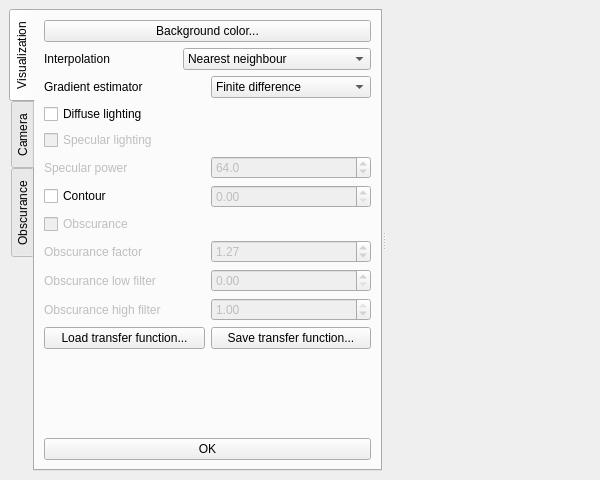
Old version of the form starviewer/src/extensions/playground/experimental3d/qexperimental3dextensionbase.ui in the repository starviewer-medical/starviewer.
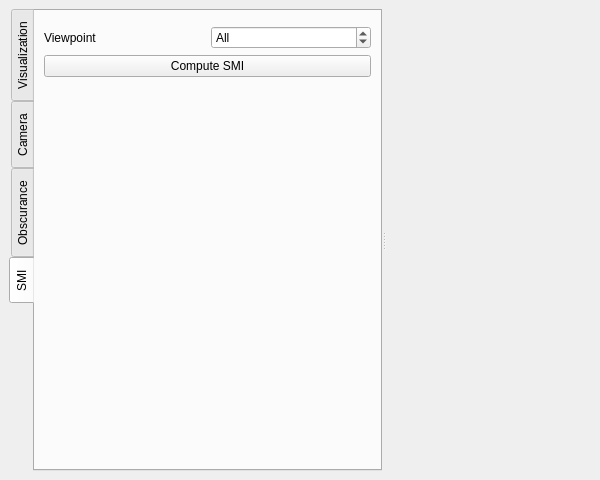
New version of the form. The open tabs and pages were chosen to show the change. Custom widgets are drawn as their Qt base class.

Diff of the .ui file:
```diff
--- a/starviewer/src/extensions/playground/experimental3d/qexperimental3dextensionbase.ui
+++ b/starviewer/src/extensions/playground/experimental3d/qexperimental3dextensionbase.ui
@@ -26,9 +26,7 @@
      </property>
      <widget class="QTabWidget" name="m_controlsTabWidget" >
       <property name="sizePolicy" >
-       <sizepolicy>
-        <hsizetype>3</hsizetype>
-        <vsizetype>7</vsizetype>
+       <sizepolicy vsizetype="Expanding" hsizetype="MinimumExpanding" >
         <horstretch>0</horstretch>
         <verstretch>0</verstretch>
        </sizepolicy>
@@ -879,6 +877,72 @@
         </item>
        </layout>
       </widget>
+      <widget class="QWidget" name="m_smiTab" >
+       <attribute name="title" >
+        <string>SMI</string>
+       </attribute>
+       <layout class="QVBoxLayout" name="verticalLayout" >
+        <item>
+         <widget class="udg::QViewpointDistributionWidget" native="1" name="m_smiViewpointDistributionWidget" />
+        </item>
+        <item>
+         <layout class="QHBoxLayout" name="_2" >
+          <property name="spacing" >
+           <number>6</number>
+          </property>
+          <property name="margin" >
+           <number>0</number>
+          </property>
+          <item>
+           <widget class="QLabel" name="m_smiViewpointLabel" >
+            <property name="text" >
+             <string>Viewpoint</string>
+            </property>
+           </widget>
+          </item>
+          <item>
+           <widget class="QSpinBox" name="m_smiViewpointSpinBox" >
+            <property name="wrapping" >
+             <bool>true</bool>
+            </property>
+            <property name="specialValueText" >
+             <string>All</string>
+            </property>
+            <property name="minimum" >
+             <number>0</number>
+            </property>
+            <property name="maximum" >
+             <number>4</number>
+            </property>
+            <property name="value" >
+             <number>0</number>
+            </property>
+           </widget>
+          </item>
+         </layout>
+        </item>
+        <item>
+         <widget class="QPushButton" name="m_smiPushButton" >
+          <property name="text" >
+           <string>Compute SMI</string>
+          </property>
+         </widget>
+        </item>
+        <item>
+         <spacer name="verticalSpacer" >
+          <property name="orientation" >
+           <enum>Qt::Vertical</enum>
+          </property>
+          <property name="sizeHint" stdset="0" >
+           <size>
+            <width>20</width>
+            <height>355</height>
+           </size>
+          </property>
+         </spacer>
+        </item>
+       </layout>
+      </widget>
      </widget>
      <widget class="udg::QExperimental3DViewer" native="1" name="m_viewer" >
       <property name="sizePolicy" >
```
Left out of the diff: 188 changed lines with no effect on the pictures.
